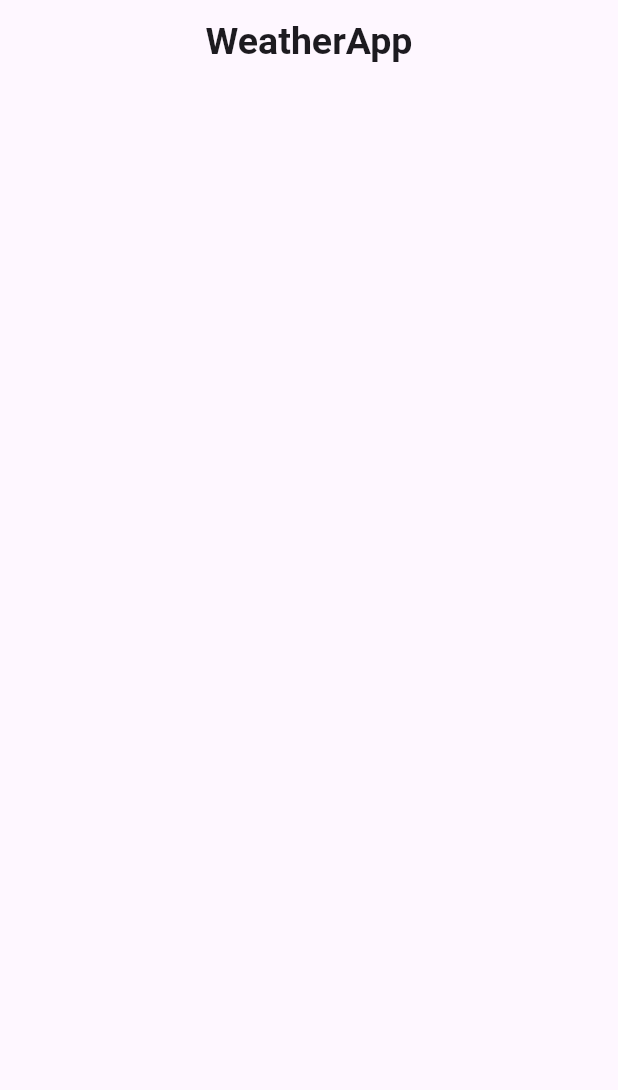
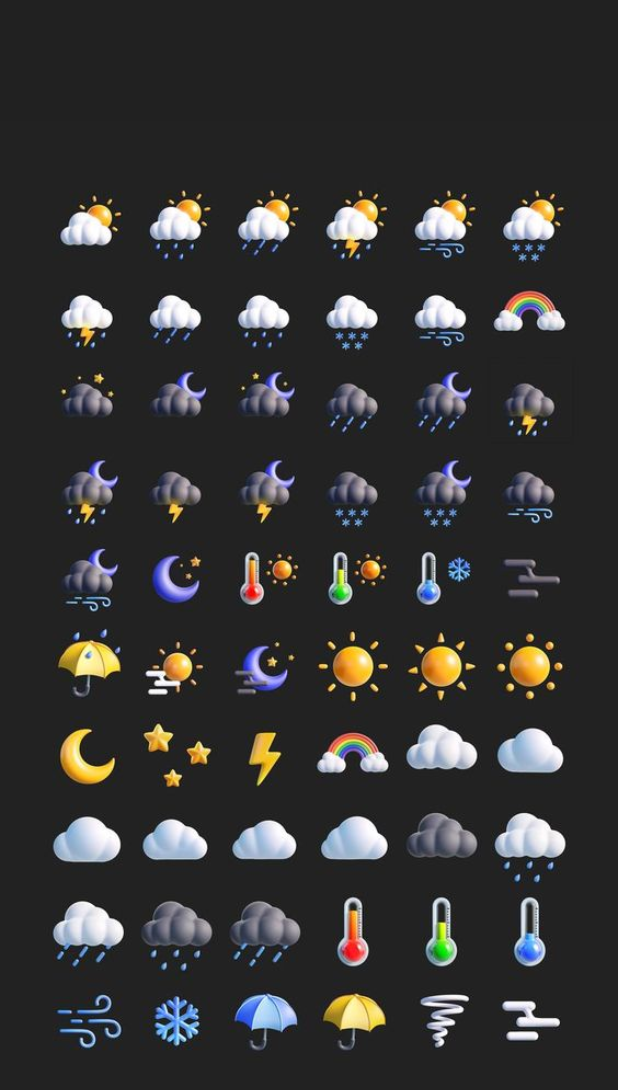
Before and after one commit to si3aa/weather_Application, a Flutter app: the first screen one second after launch, on a phone screen of 412 x 824 dp. Shown: the top 1090 px of the screen. Run offline on Flutter 3.47's test engine with Material 3 defaults, Android fonts, the phone set to English and light mode, and no system bars.

Commit message:
create Splash Screen

```diff
--- a/lib/main.dart
+++ b/lib/main.dart
@@ -1,9 +1,11 @@
 import 'package:flutter/material.dart';
 import 'package:weather/pages/home_page.dart';
+import 'package:weather/pages/splash_screen.dart';
 
 void main() {
   runApp(const WeatherApp());
 }
+
 class WeatherApp extends StatelessWidget {
   const WeatherApp({super.key});
 
@@ -12,8 +14,11 @@ class WeatherApp extends StatelessWidget {
     return MaterialApp(
       debugShowCheckedModeBanner: false,
       theme: ThemeData(useMaterial3: true),
-      home: const HomePage(),
-
+      routes: {
+        SplashScreen.routeName: (_) => const SplashScreen(),
+        HomePage.routeName: (_) => const HomePage(),
+      },
+      initialRoute: SplashScreen.routeName,
     );
   }
 }
--- a/lib/pages/home_page.dart
+++ b/lib/pages/home_page.dart
@@ -1,6 +1,7 @@
 import 'package:flutter/material.dart';
 
 class HomePage extends StatefulWidget {
+  static String routeName = "home";
   const HomePage({super.key});
 
   @override
--- /dev/null
+++ b/lib/pages/splash_screen.dart
@@ -0,0 +1,31 @@
+import 'package:flutter/material.dart';
+import 'package:weather/pages/home_page.dart';
+
+class SplashScreen extends StatefulWidget {
+  static const String routeName = "splash";
+
+  const SplashScreen({super.key});
+
+  @override
+  State<SplashScreen> createState() => _SplashScreenState();
+}
+
+class _SplashScreenState extends State<SplashScreen> {
+  @override
+  void initState() {
+    super.initState();
+    Future.delayed(const Duration(seconds: 2), () {
+      Navigator.pushReplacementNamed(context, HomePage.routeName);
+    });
+  }
+
+  @override
+  Widget build(BuildContext context) {
+    return Scaffold(
+      backgroundColor: const Color(0xff212121),
+      body: Center(
+        child: Image.asset('assets/images/weather.jpg', fit: BoxFit.fill),
+      ),
+    );
+  }
+}
--- a/pubspec.yaml
+++ b/pubspec.yaml
@@ -59,8 +59,8 @@ flutter:
   uses-material-design: true
 
   # To add assets to your application, add an assets section, like this:
-  # assets:
-  #   - images/a_dot_burr.jpeg
+  assets:
+    - assets/images/
   #   - images/a_dot_ham.jpeg
 
   # An image asset can refer to one or more resolution-specific "variants", see
```
Also changed, not shown: assets/images/weather.jpg (added).
